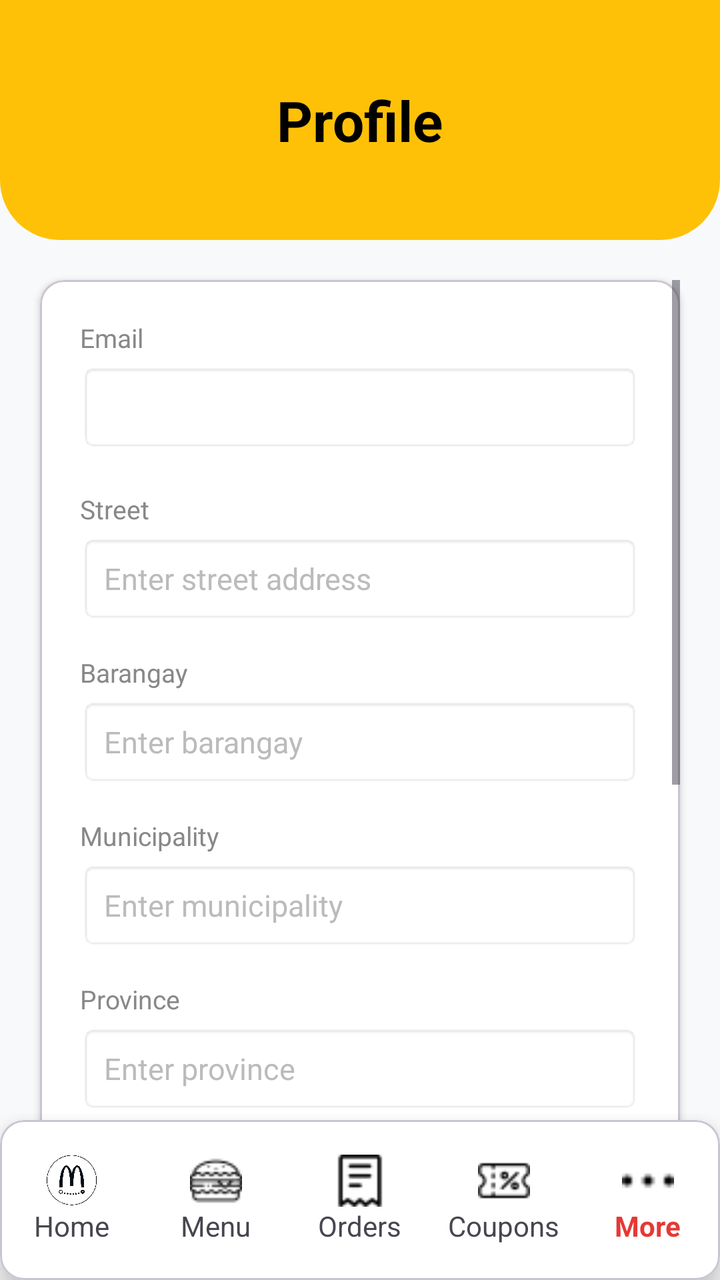
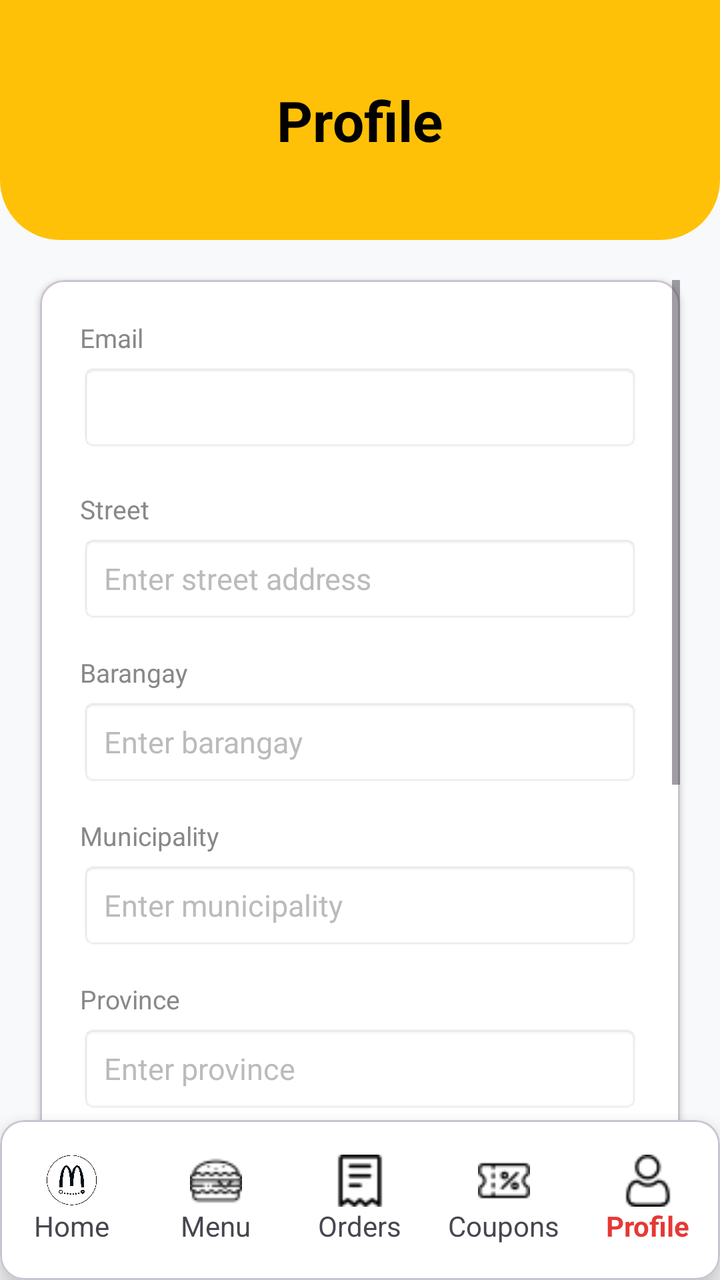

Screens rendered from an Android XML layout before and after an edit, with the pre-edit source and the edit as a unified diff.
<!-- AndroidManifest.xml: application theme Theme.McDeliveryApp -->
<!-- res/layout/activity_profile.xml -->
<?xml version="1.0" encoding="utf-8"?>
<androidx.constraintlayout.widget.ConstraintLayout
    xmlns:android="http://schemas.android.com/apk/res/android"
    xmlns:app="http://schemas.android.com/apk/res-auto"
    android:layout_width="match_parent"
    android:layout_height="match_parent"
    android:background="#F8F9FA">

    <LinearLayout
        android:id="@+id/header"
        android:layout_width="match_parent"
        android:layout_height="120dp"
        android:background="@drawable/header_background"
        android:gravity="center"
        android:orientation="vertical"
        app:layout_constraintTop_toTopOf="parent">

        <TextView
            android:layout_width="wrap_content"
            android:layout_height="wrap_content"
            android:text="Profile"
            android:textColor="#000"
            android:textSize="28sp"
            android:textStyle="bold" />
    </LinearLayout>

    <ScrollView
        android:layout_width="0dp"
        android:layout_height="0dp"
        android:clipToPadding="false"
        android:padding="20dp"
        app:layout_constraintBottom_toTopOf="@id/bottomNavigation"
        app:layout_constraintEnd_toEndOf="parent"
        app:layout_constraintStart_toStartOf="parent"
        app:layout_constraintTop_toBottomOf="@id/header">

        <com.google.android.material.card.MaterialCardView
            android:layout_width="match_parent"
            android:layout_height="wrap_content"
            android:layout_marginBottom="20dp"
            app:cardBackgroundColor="#FFFFFF"
            app:cardCornerRadius="12dp"
            app:cardElevation="2dp">

            <LinearLayout
                android:layout_width="match_parent"
                android:layout_height="wrap_content"
                android:orientation="vertical"
                android:padding="20dp">

                <TextView
                    android:layout_width="wrap_content"
                    android:layout_height="wrap_content"
                    android:text="Email"
                    android:textColor="#888"
                    android:textSize="13sp"
                    android:layout_marginBottom="4dp" />

                <TextView
                    android:id="@+id/txtEmail"
                    android:layout_width="match_parent"
                    android:layout_height="44dp"
                    android:background="@android:drawable/editbox_background"
                    android:gravity="center_vertical"
                    android:paddingHorizontal="12dp"
                    android:textColor="#333"
                    android:textSize="15sp"
                    android:layout_marginBottom="20dp" />

                <TextView
                    android:layout_width="wrap_content"
                    android:layout_height="wrap_content"
                    android:text="Street"
                    android:textColor="#888"
                    android:textSize="13sp"
                    android:layout_marginBottom="4dp" />

                <EditText
                    android:id="@+id/etStreet"
                    android:layout_width="match_parent"
                    android:layout_height="44dp"
                    android:background="@android:drawable/editbox_background"
                    android:hint="Enter street address"
                    android:paddingHorizontal="12dp"
                    android:textColorHint="#BBB"
                    android:textSize="15sp"
                    android:layout_marginBottom="16dp" />

                <TextView
                    android:layout_width="wrap_content"
                    android:layout_height="wrap_content"
                    android:text="Barangay"
                    android:textColor="#888"
                    android:textSize="13sp"
                    android:layout_marginBottom="4dp" />

                <EditText
                    android:id="@+id/etBarangay"
                    android:layout_width="match_parent"
                    android:layout_height="44dp"
                    android:background="@android:drawable/editbox_background"
                    android:hint="Enter barangay"
                    android:paddingHorizontal="12dp"
                    android:textColorHint="#BBB"
                    android:textSize="15sp"
                    android:layout_marginBottom="16dp" />

                <TextView
                    android:layout_width="wrap_content"
                    android:layout_height="wrap_content"
                    android:text="Municipality"
                    android:textColor="#888"
                    android:textSize="13sp"
                    android:layout_marginBottom="4dp" />

                <EditText
                    android:id="@+id/etMunicipality"
                    android:layout_width="match_parent"
                    android:layout_height="44dp"
                    android:background="@android:drawable/editbox_background"
                    android:hint="Enter municipality"
                    android:paddingHorizontal="12dp"
                    android:textColorHint="#BBB"
                    android:textSize="15sp"
                    android:layout_marginBottom="16dp" />

                <TextView
                    android:layout_width="wrap_content"
                    android:layout_height="wrap_content"
                    android:text="Province"
                    android:textColor="#888"
                    android:textSize="13sp"
                    android:layout_marginBottom="4dp" />

                <EditText
                    android:id="@+id/etProvince"
                    android:layout_width="match_parent"
                    android:layout_height="44dp"
                    android:background="@android:drawable/editbox_background"
                    android:hint="Enter province"
                    android:paddingHorizontal="12dp"
                    android:textColorHint="#BBB"
                    android:textSize="15sp"
                    android:layout_marginBottom="16dp" />

                <TextView
                    android:layout_width="wrap_content"
                    android:layout_height="wrap_content"
                    android:text="Postal Code"
                    android:textColor="#888"
                    android:textSize="13sp"
                    android:layout_marginBottom="4dp" />

                <EditText
                    android:id="@+id/etPostalCode"
                    android:layout_width="match_parent"
                    android:layout_height="44dp"
                    android:background="@android:drawable/editbox_background"
                    android:hint="Enter postal code"
                    android:inputType="number"
                    android:maxLength="4"
                    android:paddingHorizontal="12dp"
                    android:textColorHint="#BBB"
                    android:textSize="15sp"
                    android:layout_marginBottom="20dp" />

                <TextView
                    android:layout_width="wrap_content"
                    android:layout_height="wrap_content"
                    android:text="Contact Number"
                    android:textColor="#888"
                    android:textSize="13sp"
                    android:layout_marginBottom="4dp" />

                <EditText
                    android:id="@+id/etContactNumber"
                    android:layout_width="match_parent"
                    android:layout_height="44dp"
                    android:background="@android:drawable/editbox_background"
                    android:digits="0123456789"
                    android:hint="09123456789"
                    android:inputType="phone"
                    android:maxLength="11"
                    android:paddingHorizontal="12dp"
                    android:textColorHint="#BBB"
                    android:textSize="15sp"
                    android:layout_marginBottom="24dp" />

                <Button
                    android:id="@+id/btnSave"
                    android:layout_width="match_parent"
                    android:layout_height="50dp"
                    android:backgroundTint="#FFBC0D"
                    android:text="Save"
                    android:textColor="#000000"
                    android:textSize="16sp"
                    android:textStyle="bold" />

                <TextView
                    android:id="@+id/txtStatus"
                    android:layout_width="match_parent"
                    android:layout_height="wrap_content"
                    android:gravity="center"
                    android:textSize="14sp"
                    android:layout_marginTop="12dp"
                    android:visibility="gone" />
            </LinearLayout>
        </com.google.android.material.card.MaterialCardView>
    </ScrollView>

    <com.google.android.material.card.MaterialCardView
        android:id="@+id/bottomNavigation"
        android:layout_width="match_parent"
        android:layout_height="80dp"
        app:cardBackgroundColor="#FFFFFF"
        app:cardElevation="10dp"
        app:layout_constraintBottom_toBottomOf="parent">

        <LinearLayout
            android:layout_width="match_parent"
            android:layout_height="match_parent"
            android:gravity="center"
            android:orientation="horizontal">

            <LinearLayout
                android:id="@+id/navHome"
                android:layout_width="0dp"
                android:layout_height="wrap_content"
                android:layout_weight="1"
                android:gravity="center"
                android:orientation="vertical">
                <ImageView
                    android:layout_width="26dp"
                    android:layout_height="26dp"
                    android:src="@drawable/offmclogo"/>
                <TextView
                    android:layout_width="wrap_content"
                    android:layout_height="wrap_content"
                    android:text="Home" />
            </LinearLayout>

            <LinearLayout
                android:id="@+id/navMenu"
                android:layout_width="0dp"
                android:layout_height="wrap_content"
                android:layout_weight="1"
                android:gravity="center"
                android:orientation="vertical">
                <ImageView
                    android:layout_width="26dp"
                    android:layout_height="26dp"
                    android:src="@drawable/burger" />
                <TextView
                    android:layout_width="wrap_content"
                    android:layout_height="wrap_content"
                    android:text="Menu" />
            </LinearLayout>

            <LinearLayout
                android:id="@+id/navOrders"
                android:layout_width="0dp"
                android:layout_height="wrap_content"
                android:layout_weight="1"
                android:gravity="center"
                android:orientation="vertical">
                <ImageView
                    android:layout_width="26dp"
                    android:layout_height="26dp"
                    android:src="@drawable/order" />
                <TextView
                    android:layout_width="wrap_content"
                    android:layout_height="wrap_content"
                    android:text="Orders" />
            </LinearLayout>

            <LinearLayout
                android:id="@+id/navCoupons"
                android:layout_width="0dp"
                android:layout_height="wrap_content"
                android:layout_weight="1"
                android:gravity="center"
                android:orientation="vertical">
                <ImageView
                    android:layout_width="26dp"
                    android:layout_height="26dp"
                    android:src="@drawable/coupon" />
                <TextView
                    android:layout_width="wrap_content"
                    android:layout_height="wrap_content"
                    android:text="Coupons" />
            </LinearLayout>

            <LinearLayout
                android:id="@+id/navMore"
                android:layout_width="0dp"
                android:layout_height="wrap_content"
                android:layout_weight="1"
                android:gravity="center"
                android:orientation="vertical">
                <ImageView
                    android:layout_width="26dp"
                    android:layout_height="26dp"
                    android:src="@drawable/more" />
                <TextView
                    android:layout_width="wrap_content"
                    android:layout_height="wrap_content"
                    android:text="More"
                    android:textColor="#E53935"
                    android:textStyle="bold" />
            </LinearLayout>
        </LinearLayout>
    </com.google.android.material.card.MaterialCardView>

</androidx.constraintlayout.widget.ConstraintLayout>
<!-- resources referenced by this layout -->
<resources>
  <!-- drawable burger: png bitmap (drawable, 664 bytes) -->
  <!-- drawable coupon: png bitmap (drawable, 540 bytes) -->
  <!-- drawable header_background (drawable) -->
  <?xml version="1.0" encoding="utf-8"?>
  <shape xmlns:android="http://schemas.android.com/apk/res/android">
      <solid android:color="#FFC107" />
  
      <corners
          android:bottomLeftRadius="30dp"
          android:bottomRightRadius="30dp" />
  </shape>
  <!-- drawable more: png bitmap (drawable, 219 bytes) -->
  <!-- drawable offmclogo: png bitmap (drawable, 654677 bytes) -->
  <!-- drawable order: png bitmap (drawable, 461 bytes) -->
  <style name="Theme.McDeliveryApp" parent="Base.Theme.McDeliveryApp" />
  <style name="Base.Theme.McDeliveryApp" parent="Theme.Material3.DayNight.NoActionBar">
          
          
      </style>
</resources>

<!-- the commit's change to res/layout/activity_profile.xml (unified diff, before → after) -->
@@ -300,11 +300,11 @@
                 <ImageView
                     android:layout_width="26dp"
                     android:layout_height="26dp"
-                    android:src="@drawable/more" />
-                <TextView
-                    android:layout_width="wrap_content"
-                    android:layout_height="wrap_content"
-                    android:text="More"
+                    android:src="@drawable/user" />
+                <TextView
+                    android:layout_width="wrap_content"
+                    android:layout_height="wrap_content"
+                    android:text="Profile"
                     android:textColor="#E53935"
                     android:textStyle="bold" />
             </LinearLayout>
<!-- resource entries referenced after the edit -->
@@ -11,9 +11,9 @@
           android:bottomLeftRadius="30dp"
           android:bottomRightRadius="30dp" />
   </shape>
-  <!-- drawable more: png bitmap (drawable, 219 bytes) -->
   <!-- drawable offmclogo: png bitmap (drawable, 654677 bytes) -->
   <!-- drawable order: png bitmap (drawable, 461 bytes) -->
+  <!-- drawable user: png bitmap (drawable, 642 bytes) -->
   <style name="Theme.McDeliveryApp" parent="Base.Theme.McDeliveryApp" />
   <style name="Base.Theme.McDeliveryApp" parent="Theme.Material3.DayNight.NoActionBar">
           
